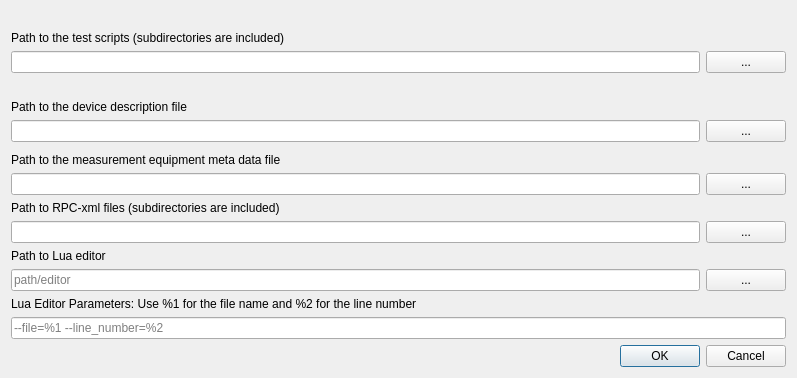
Before: the Qt Designer form src/pathsettingswindow.ui in Crystal-Photonics/crystalTestFrameworkApp, drawn with Qt 5.
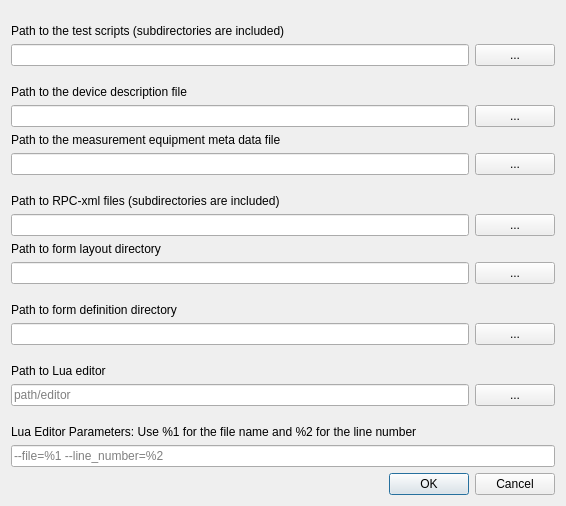
After: the same form once the commit is applied.

Patch:
```diff
--- a/src/pathsettingswindow.ui
+++ b/src/pathsettingswindow.ui
@@ -6,8 +6,8 @@
    <rect>
     <x>0</x>
     <y>0</y>
-    <width>797</width>
-    <height>378</height>
+    <width>566</width>
+    <height>506</height>
    </rect>
   </property>
   <property name="windowTitle">
@@ -140,6 +140,19 @@
      </item>
     </layout>
    </item>
+   <item>
+    <spacer name="verticalSpacer_7">
+     <property name="orientation">
+      <enum>Qt::Vertical</enum>
+     </property>
+     <property name="sizeHint" stdset="0">
+      <size>
+       <width>20</width>
+       <height>40</height>
+      </size>
+     </property>
+    </spacer>
+   </item>
    <item>
     <layout class="QVBoxLayout" name="verticalLayout_4">
      <item>
@@ -182,6 +195,90 @@
      </property>
     </spacer>
    </item>
+   <item>
+    <layout class="QVBoxLayout" name="verticalLayout_8">
+     <item>
+      <widget class="QLabel" name="label_8">
+       <property name="text">
+        <string>Path to form layout directory</string>
+       </property>
+      </widget>
+     </item>
+     <item>
+      <layout class="QHBoxLayout" name="horizontalLayout_7">
+       <item>
+        <widget class="QLineEdit" name="forms_path_directory_text">
+         <property name="text">
+          <string/>
+         </property>
+        </widget>
+       </item>
+       <item>
+        <widget class="QPushButton" name="forms_path_directory_selector">
+         <property name="text">
+          <string>...</string>
+         </property>
+        </widget>
+       </item>
+      </layout>
+     </item>
+    </layout>
+   </item>
+   <item>
+    <spacer name="verticalSpacer_8">
+     <property name="orientation">
+      <enum>Qt::Vertical</enum>
+     </property>
+     <property name="sizeHint" stdset="0">
+      <size>
+       <width>20</width>
+       <height>40</height>
+      </size>
+     </property>
+    </spacer>
+   </item>
+   <item>
+    <layout class="QVBoxLayout" name="verticalLayout_9">
+     <item>
+      <widget class="QLabel" name="label_9">
+       <property name="text">
+        <string>Path to form definition directory</string>
+       </property>
+      </widget>
+     </item>
+     <item>
+      <layout class="QHBoxLayout" name="horizontalLayout_8">
+       <item>
+        <widget class="QLineEdit" name="forms_definitions_path_directory_text">
+         <property name="text">
+          <string/>
+         </property>
+        </widget>
+       </item>
+       <item>
+        <widget class="QPushButton" name="forms_definitions_path_directory_selector">
+         <property name="text">
+          <string>...</string>
+         </property>
+        </widget>
+       </item>
+      </layout>
+     </item>
+    </layout>
+   </item>
+   <item>
+    <spacer name="verticalSpacer_9">
+     <property name="orientation">
+      <enum>Qt::Vertical</enum>
+     </property>
+     <property name="sizeHint" stdset="0">
+      <size>
+       <width>20</width>
+       <height>40</height>
+      </size>
+     </property>
+    </spacer>
+   </item>
    <item>
     <layout class="QVBoxLayout" name="verticalLayout_5">
      <item>
@@ -214,6 +311,19 @@
      </item>
     </layout>
    </item>
+   <item>
+    <spacer name="verticalSpacer_5">
+     <property name="orientation">
+      <enum>Qt::Vertical</enum>
+     </property>
+     <property name="sizeHint" stdset="0">
+      <size>
+       <width>20</width>
+       <height>40</height>
+      </size>
+     </property>
+    </spacer>
+   </item>
    <item>
     <layout class="QVBoxLayout" name="verticalLayout_6">
      <item>
```
